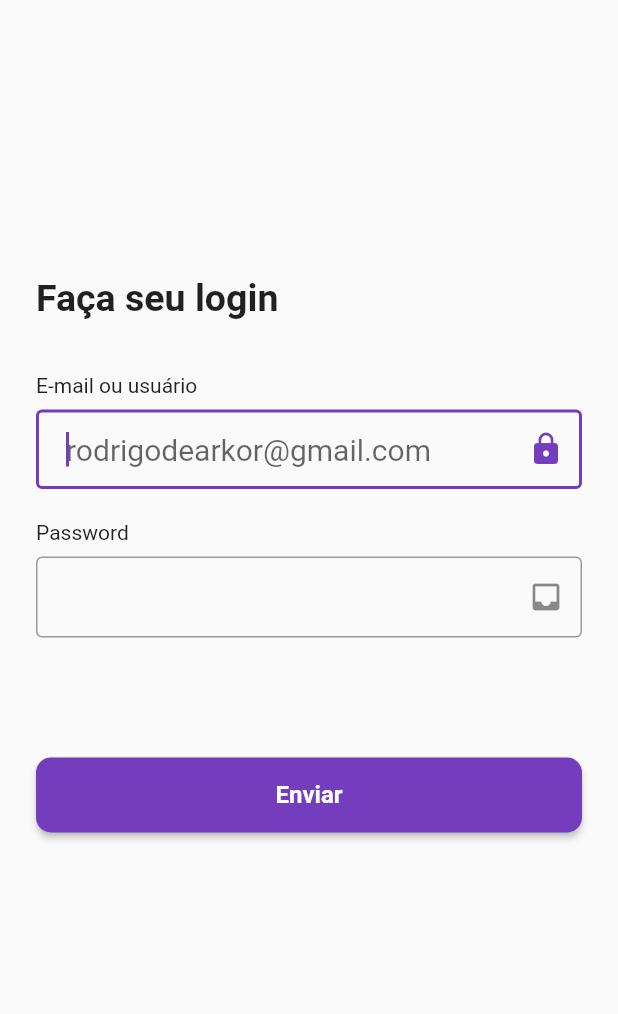
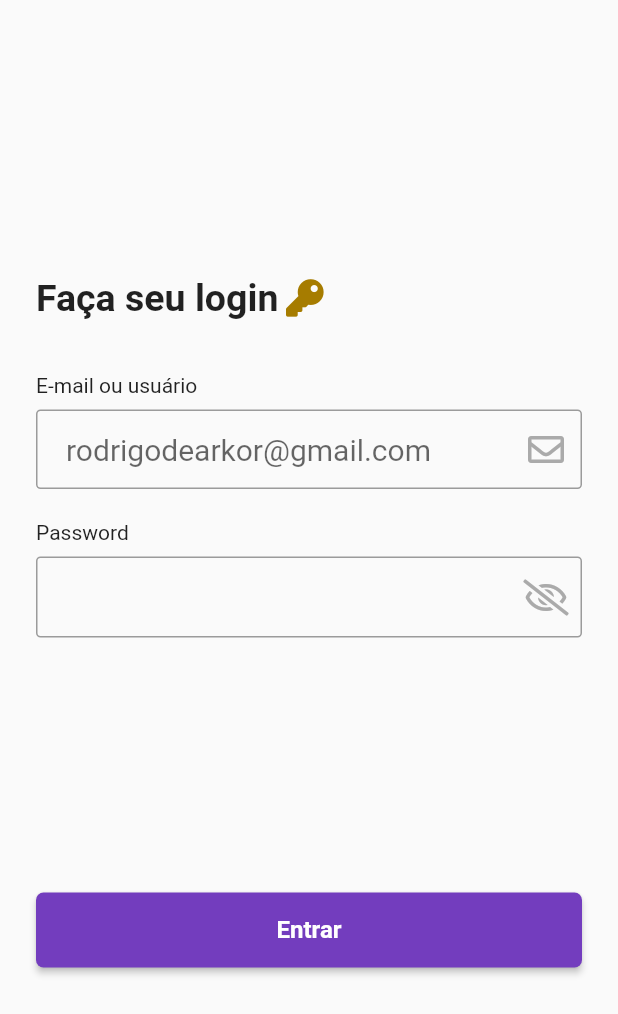
Before and after one commit to rodrigodearkor/desafio_agenda_edu, a Flutter app: the screen it shows after launch, on a phone screen of 412 x 824 dp. Shown: the top 1014 px of the screen. Run offline on Flutter 3.47's test engine with Material 2 defaults, Android fonts, the phone set to English and light mode, and no system bars; our stand-ins replace font_awesome_flutter.

Commit message:
show password feature

```diff
--- a/lib/view/login_screen.dart
+++ b/lib/view/login_screen.dart
@@ -1,4 +1,5 @@
 import 'package:flutter/material.dart';
+import 'package:font_awesome_flutter/font_awesome_flutter.dart';
 
 class LoginScreen extends StatefulWidget {
   @override
@@ -8,6 +9,7 @@ class LoginScreen extends StatefulWidget {
 class _LoginScreenState extends State<LoginScreen> {
   final passwordNode = FocusNode();
   final buttonNode = FocusNode();
+  bool hiddenPassword = true;
 
   Widget build(BuildContext context) {
     return SingleChildScrollView(
@@ -18,9 +20,15 @@ class _LoginScreenState extends State<LoginScreen> {
         children: <Widget>[
           Container(
             padding: const EdgeInsets.only(top: 184),
-            child: Text(
-              'Faça seu login',
-              style: TextStyle(fontSize: 25, fontWeight: FontWeight.bold),
+            child: Row(
+              children: <Widget>[
+                Text(
+                  'Faça seu login',
+                  style: TextStyle(fontSize: 25, fontWeight: FontWeight.bold),
+                ),
+                SizedBox(width: 5.0,),
+                Icon(FontAwesomeIcons.key, color: Color(0xFFA67C00), size: 25,),
+              ],
             ),
           ),
           Container(
@@ -54,7 +62,7 @@ class _LoginScreenState extends State<LoginScreen> {
                 ),
                 _buildPassword(context),
                 SizedBox(
-                  height: 80,
+                  height: 170,
                 ),
                 _buildLoginButton(context),
               ],
@@ -68,14 +76,14 @@ class _LoginScreenState extends State<LoginScreen> {
   Widget _buildLogin() {
     return TextField(
       textInputAction: TextInputAction.next,
-      autofocus: true,
       decoration: InputDecoration(
           contentPadding:
               const EdgeInsets.symmetric(vertical: 15, horizontal: 20),
           border: OutlineInputBorder(
+            borderRadius: BorderRadius.circular(3.0),
             borderSide: BorderSide(width: 2),
           ),
-          suffixIcon: Icon(Icons.lock),
+          suffixIcon: Icon(FontAwesomeIcons.envelope, color: Color(0XFFAAAAAA),),
           hintText: 'rodrigodearkor@gmail.com'),
       style: TextStyle(fontSize: 20),
       onSubmitted: (value)  {
@@ -86,15 +94,25 @@ class _LoginScreenState extends State<LoginScreen> {
 
   TextField _buildPassword(BuildContext context) {
     return TextField(
+      obscureText: hiddenPassword,
       focusNode: passwordNode,
+      enableInteractiveSelection: false,
       // textInputAction: TextInputAction.done,
       decoration: InputDecoration(
         contentPadding:
             const EdgeInsets.symmetric(vertical: 13, horizontal: 20),
         border: OutlineInputBorder(
           borderSide: BorderSide(width: 2),
+          borderRadius: BorderRadius.circular(3.0)
         ),
-        suffixIcon: Icon(Icons.inbox),
+        suffixIcon: GestureDetector(
+          onTap: () {
+              setState(() {
+                hiddenPassword = !hiddenPassword;
+              });
+          },
+          child: Icon(hiddenPassword ? FontAwesomeIcons.eyeSlash : FontAwesomeIcons.eye, color: Color(0XFFAAAAAA))
+        ),
       ),
       style: TextStyle(fontSize: 24),
     );
@@ -107,11 +125,11 @@ class _LoginScreenState extends State<LoginScreen> {
       width: double.infinity,
       child: RaisedButton(
         shape: RoundedRectangleBorder(
-          borderRadius: BorderRadius.circular(10.0),
+          borderRadius: BorderRadius.circular(5.0),
         ),
         color: color,
         child: Text(
-          'Enviar',
+          'Entrar',
           style: TextStyle(
               color: Colors.white, fontWeight: FontWeight.bold, fontSize: 16),
         ),
--- a/pubspec.yaml
+++ b/pubspec.yaml
@@ -19,6 +19,7 @@ environment:
 dependencies:
   flutter:
     sdk: flutter
+  font_awesome_flutter: ^8.5.0
 
   # The following adds the Cupertino Icons font to your application.
   # Use with the CupertinoIcons class for iOS style icons.
```
Also changed, not shown: pubspec.lock.
